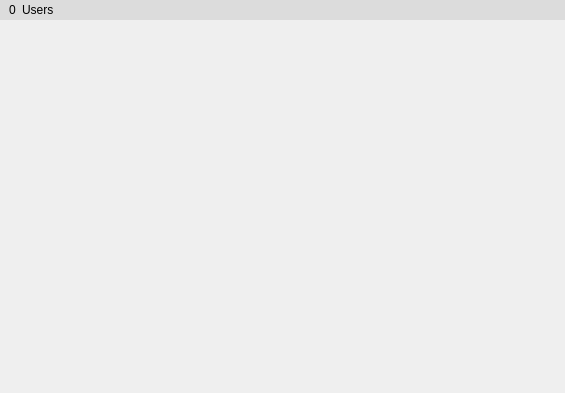
The window that CLIENT/GUI/ui/gui_editor.ui (GiuliCler/GIMPteam) describes before a commit, drawn with Qt 5.
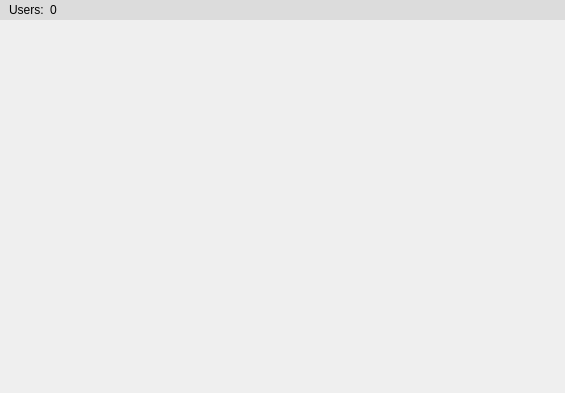
The same window after the commit.

Commit message:
Selectable labels
Ora il testo delle varie labels è selezionabile. Ho anche sistemato i nomi dei widgets principali

Diff of the .ui file:
```diff
--- a/CLIENT/GUI/ui/gui_editor.ui
+++ b/CLIENT/GUI/ui/gui_editor.ui
@@ -109,7 +109,7 @@
        <number>0</number>
       </property>
       <item>
-       <widget class="QLabel" name="numberUsersLabel">
+       <widget class="QLabel" name="label">
         <property name="sizePolicy">
          <sizepolicy hsizetype="Fixed" vsizetype="Preferred">
           <horstretch>0</horstretch>
@@ -117,12 +117,15 @@
          </sizepolicy>
         </property>
         <property name="text">
-         <string>0</string>
+         <string>Users:</string>
+        </property>
+        <property name="textInteractionFlags">
+         <set>Qt::LinksAccessibleByMouse|Qt::TextSelectableByMouse</set>
         </property>
        </widget>
       </item>
       <item>
-       <widget class="QLabel" name="label">
+       <widget class="QLabel" name="numberUsersLabel">
         <property name="sizePolicy">
          <sizepolicy hsizetype="Fixed" vsizetype="Preferred">
           <horstretch>0</horstretch>
@@ -130,7 +133,10 @@
          </sizepolicy>
         </property>
         <property name="text">
-         <string>Users</string>
+         <string>0</string>
+        </property>
+        <property name="textInteractionFlags">
+         <set>Qt::LinksAccessibleByMouse|Qt::TextSelectableByMouse</set>
         </property>
        </widget>
       </item>
```
Left out of the diff: 6 changed lines with no effect on the pictures. The commit also changes 19 other files.
